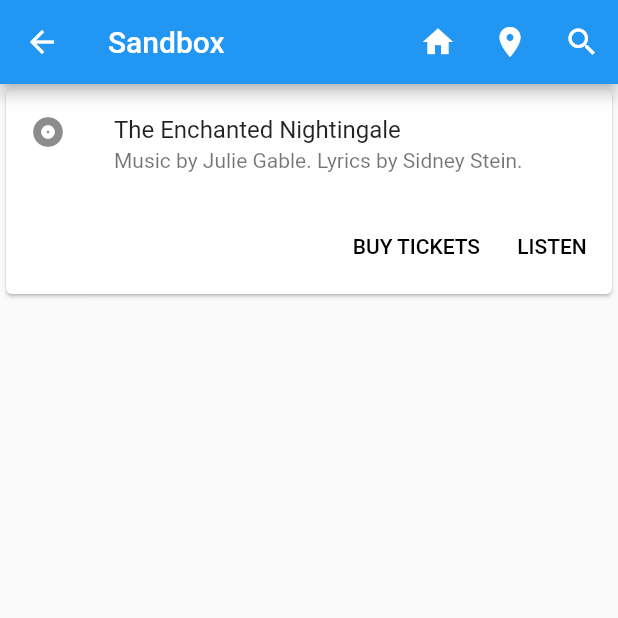
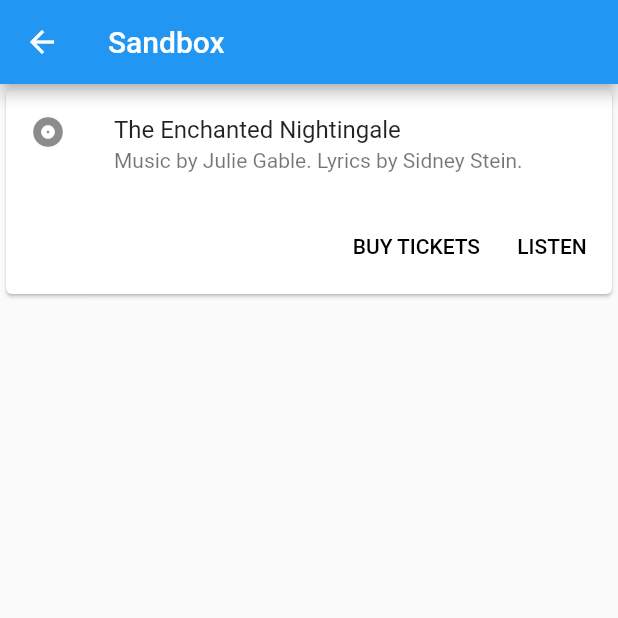
Before and after one commit to Demoli/flutter-tfl-line-status, a Flutter app: the SandboxScreen screen opened directly, on a phone screen of 412 x 824 dp, the top half of it. Run offline on Flutter 3.47's test engine with Material 2 defaults, Android fonts, the phone set to English and light mode, and no system bars; our stand-ins replace flutter_typeahead, geolocator, shared_preferences; accounts and stored records are empty.

Commit message:
Remove additional screens

```diff
--- a/lib/screens/home_screen.dart
+++ b/lib/screens/home_screen.dart
@@ -14,10 +14,9 @@ class _HomeScreenState extends State<HomeScreen> {
   Widget build(BuildContext context) {
     return Scaffold(
         appBar: AppBar(
-          actions: GlobalActions(context),
           // Here we take the value from the HomeScreen object that was created by
           // the App.build method, and use it to set our appbar title.
-          title: Text("Home Station"),
+          title: Text("Home and Nearest Stations"),
         ),
         body: ListView(
           shrinkWrap: true,
--- a/lib/screens/nearest_station.dart
+++ b/lib/screens/nearest_station.dart
@@ -13,7 +13,6 @@ class _NearestStationScreenState extends State<NearestStationScreen> {
 
     return Scaffold(
       appBar: AppBar(
-        actions: GlobalActions(context),
         // Here we take the value from the StationSearch object that was created by
         // the App.build method, and use it to set our appbar title.
         title: Text("Nearest Station"),
--- a/lib/screens/sandbox.dart
+++ b/lib/screens/sandbox.dart
@@ -11,7 +11,6 @@ class _SandboxScreenState extends State<SandboxScreen> {
   Widget build(BuildContext context) {
     return Scaffold(
         appBar: AppBar(
-          actions: GlobalActions(context),
           // Here we take the value from the HomeScreen object that was created by
           // the App.build method, and use it to set our appbar title.
           title: Text("Sandbox"),
--- a/lib/screens/station_detail_screen.dart
+++ b/lib/screens/station_detail_screen.dart
@@ -18,7 +18,6 @@ class _StationDetailScreenState extends State<StationDetailScreen> {
 
     return Scaffold(
         appBar: AppBar(
-          actions: GlobalActions(context),
           // Here we take the value from the StationSearch object that was created by
           // the App.build method, and use it to set our appbar title.
           title: Text("Station Details"),
--- a/lib/screens/station_search.dart
+++ b/lib/screens/station_search.dart
@@ -12,7 +12,6 @@ class _StationSearchState extends State<StationSearch> {
   Widget build(BuildContext context) {
     return Scaffold(
         appBar: AppBar(
-          actions: GlobalActions(context),
           // Here we take the value from the StationSearch object that was created by
           // the App.build method, and use it to set our appbar title.
           title: Text("Search Station"),
--- a/lib/widgets/global_actions.dart
+++ b/lib/widgets/global_actions.dart
@@ -1,18 +1,18 @@
 import 'package:flutter/material.dart';
 
-GlobalActions(context) {
-  return [
-    IconButton(
-        icon: Icon(Icons.home),
-        onPressed: () => Navigator.pushNamed(context, '/')),
-    IconButton(
-        icon: Icon(Icons.location_on),
-        onPressed: () => Navigator.pushNamed(context, '/nearest')),
-    IconButton(
-        icon: Icon(Icons.search),
-        onPressed: () => Navigator.pushNamed(context, '/search')),
+//GlobalActions(context) {
+//  return [
 //    IconButton(
-//        icon: Icon(Icons.developer_mode),
-//        onPressed: () => Navigator.pushNamed(context, '/sandbox')),
-  ];
-}
+//        icon: Icon(Icons.home),
+//        onPressed: () => Navigator.pushNamed(context, '/')),
+//    IconButton(
+//        icon: Icon(Icons.location_on),
+//        onPressed: () => Navigator.pushNamed(context, '/nearest')),
+//    IconButton(
+//        icon: Icon(Icons.search),
+//        onPressed: () => Navigator.pushNamed(context, '/search')),
+////    IconButton(
+////        icon: Icon(Icons.developer_mode),
+////        onPressed: () => Navigator.pushNamed(context, '/sandbox')),
+//  ];
+//}
```
